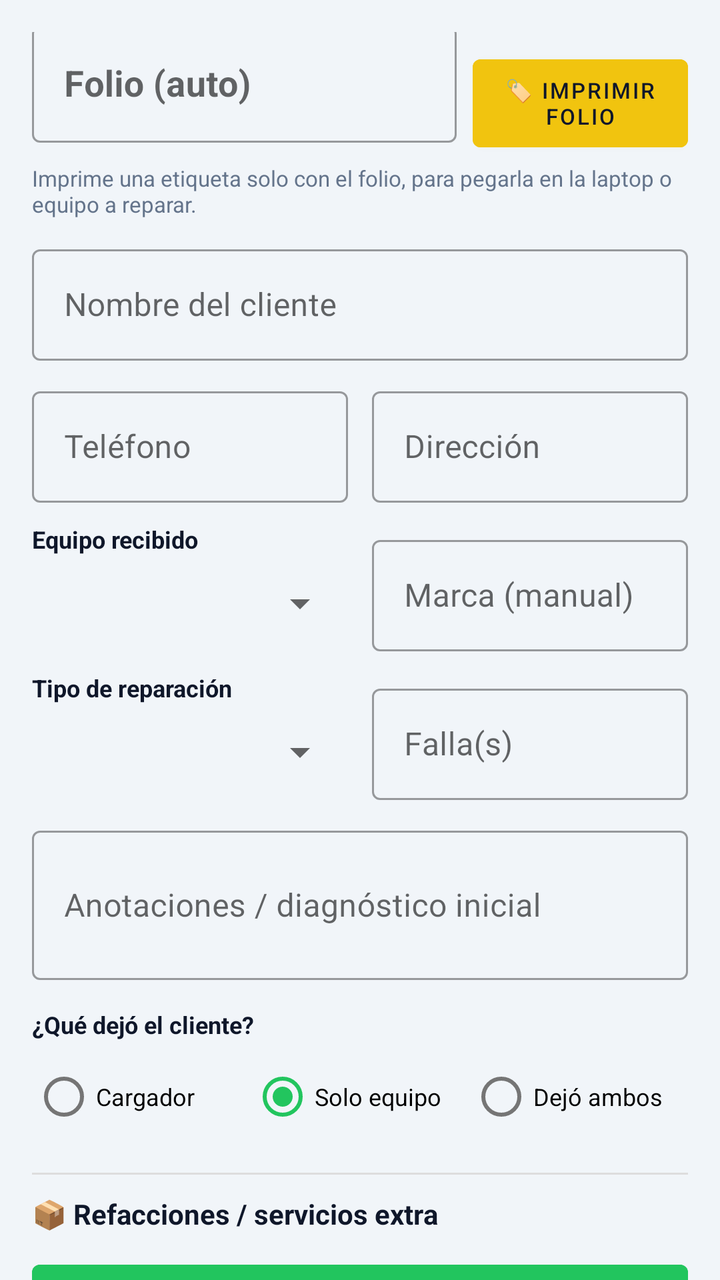
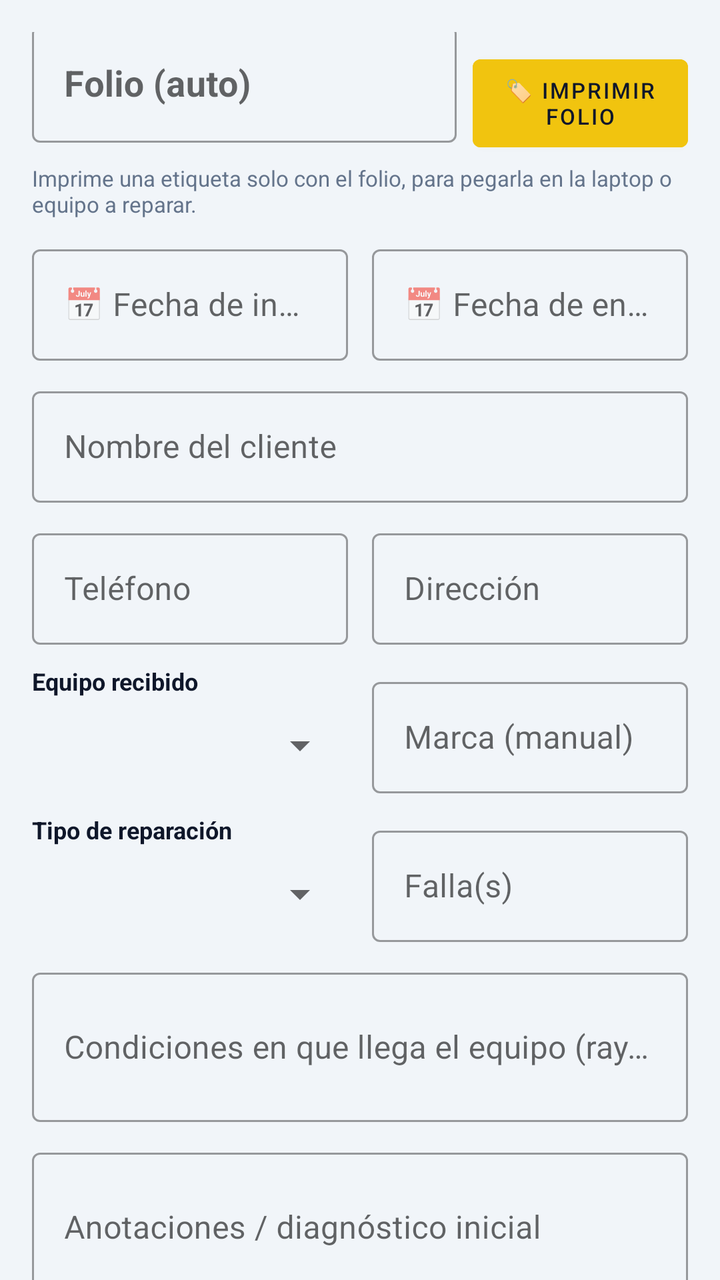

Compare the two renders of this Android layout. The source of the first and the diff that turns it into the second are given below.
<!-- AndroidManifest.xml: application theme Theme.NotaRemision -->
<!-- res/layout/fragment_nuevo.xml -->
<?xml version="1.0" encoding="utf-8"?>
<androidx.core.widget.NestedScrollView xmlns:android="http://schemas.android.com/apk/res/android"
    xmlns:app="http://schemas.android.com/apk/res-auto"
    android:layout_width="match_parent"
    android:layout_height="match_parent"
    android:background="@color/gris_claro">

    <LinearLayout
        android:layout_width="match_parent"
        android:layout_height="wrap_content"
        android:orientation="vertical"
        android:padding="16dp">

        <TextView
            android:id="@+id/textAlerta"
            android:layout_width="match_parent"
            android:layout_height="wrap_content"
            android:layout_marginBottom="8dp"
            android:padding="10dp"
            android:textAlignment="center"
            android:visibility="gone" />

        
        <LinearLayout
            android:layout_width="match_parent"
            android:layout_height="wrap_content"
            android:orientation="horizontal"
            android:gravity="bottom">

            <com.google.android.material.textfield.TextInputLayout
                style="@style/Widget.MaterialComponents.TextInputLayout.OutlinedBox"
                android:layout_width="0dp"
                android:layout_height="wrap_content"
                android:layout_weight="1"
                android:hint="Folio (auto)">
                <com.google.android.material.textfield.TextInputEditText
                    android:id="@+id/inputFolio"
                    android:layout_width="match_parent"
                    android:layout_height="wrap_content"
                    android:focusable="false"
                    android:textStyle="bold"
                    android:textSize="18sp"
                    android:textColor="#F1C40F" />
            </com.google.android.material.textfield.TextInputLayout>

            <Button
                android:id="@+id/btnImprimirFolio"
                android:layout_width="wrap_content"
                android:layout_height="56dp"
                android:layout_marginStart="8dp"
                android:backgroundTint="#F1C40F"
                android:text="🏷️ Imprimir\nfolio"
                android:textColor="@color/fondo"
                android:textSize="11sp" />

        </LinearLayout>

        <TextView
            android:layout_width="match_parent"
            android:layout_height="wrap_content"
            android:layout_marginTop="2dp"
            android:text="Imprime una etiqueta solo con el folio, para pegarla en la laptop o equipo a reparar."
            android:textColor="@color/gris_texto"
            android:textSize="11sp" />

        <com.google.android.material.textfield.TextInputLayout
            style="@style/Widget.MaterialComponents.TextInputLayout.OutlinedBox"
            android:layout_width="match_parent"
            android:layout_height="wrap_content"
            android:layout_marginTop="10dp"
            android:hint="Nombre del cliente">
            <com.google.android.material.textfield.TextInputEditText
                android:id="@+id/inputCliente"
                android:layout_width="match_parent"
                android:layout_height="wrap_content" />
        </com.google.android.material.textfield.TextInputLayout>

        <LinearLayout
            android:layout_width="match_parent"
            android:layout_height="wrap_content"
            android:orientation="horizontal"
            android:layout_marginTop="10dp">

            <com.google.android.material.textfield.TextInputLayout
                style="@style/Widget.MaterialComponents.TextInputLayout.OutlinedBox"
                android:layout_width="0dp"
                android:layout_height="wrap_content"
                android:layout_weight="1"
                android:layout_marginEnd="6dp"
                android:hint="Teléfono">
                <com.google.android.material.textfield.TextInputEditText
                    android:id="@+id/inputTelefono"
                    android:layout_width="match_parent"
                    android:layout_height="wrap_content"
                    android:inputType="phone" />
            </com.google.android.material.textfield.TextInputLayout>

            <com.google.android.material.textfield.TextInputLayout
                style="@style/Widget.MaterialComponents.TextInputLayout.OutlinedBox"
                android:layout_width="0dp"
                android:layout_height="wrap_content"
                android:layout_weight="1"
                android:layout_marginStart="6dp"
                android:hint="Dirección">
                <com.google.android.material.textfield.TextInputEditText
                    android:id="@+id/inputDireccion"
                    android:layout_width="match_parent"
                    android:layout_height="wrap_content" />
            </com.google.android.material.textfield.TextInputLayout>
        </LinearLayout>

        <LinearLayout
            android:layout_width="match_parent"
            android:layout_height="wrap_content"
            android:orientation="horizontal"
            android:layout_marginTop="10dp">

            <LinearLayout
                android:layout_width="0dp"
                android:layout_height="wrap_content"
                android:layout_weight="1"
                android:layout_marginEnd="6dp"
                android:orientation="vertical">
                <TextView android:layout_width="wrap_content" android:layout_height="wrap_content"
                    android:text="Equipo recibido" android:textSize="12sp" android:textStyle="bold" android:textColor="@color/fondo" />
                <Spinner android:id="@+id/spinnerEquipo" android:layout_width="match_parent" android:layout_height="48dp" />
            </LinearLayout>

            <com.google.android.material.textfield.TextInputLayout
                style="@style/Widget.MaterialComponents.TextInputLayout.OutlinedBox"
                android:layout_width="0dp"
                android:layout_height="wrap_content"
                android:layout_weight="1"
                android:layout_marginStart="6dp"
                android:layout_gravity="bottom"
                android:hint="Marca (manual)">
                <com.google.android.material.textfield.TextInputEditText
                    android:id="@+id/inputMarca"
                    android:layout_width="match_parent"
                    android:layout_height="wrap_content" />
            </com.google.android.material.textfield.TextInputLayout>
        </LinearLayout>

        <LinearLayout
            android:layout_width="match_parent"
            android:layout_height="wrap_content"
            android:orientation="horizontal"
            android:layout_marginTop="10dp">

            <LinearLayout
                android:layout_width="0dp"
                android:layout_height="wrap_content"
                android:layout_weight="1"
                android:layout_marginEnd="6dp"
                android:orientation="vertical">
                <TextView android:layout_width="wrap_content" android:layout_height="wrap_content"
                    android:text="Tipo de reparación" android:textSize="12sp" android:textStyle="bold" android:textColor="@color/fondo" />
                <Spinner android:id="@+id/spinnerTipoServicio" android:layout_width="match_parent" android:layout_height="48dp" />
            </LinearLayout>

            <com.google.android.material.textfield.TextInputLayout
                style="@style/Widget.MaterialComponents.TextInputLayout.OutlinedBox"
                android:layout_width="0dp"
                android:layout_height="wrap_content"
                android:layout_weight="1"
                android:layout_marginStart="6dp"
                android:layout_gravity="bottom"
                android:hint="Falla(s)">
                <com.google.android.material.textfield.TextInputEditText
                    android:id="@+id/inputFallas"
                    android:layout_width="match_parent"
                    android:layout_height="wrap_content" />
            </com.google.android.material.textfield.TextInputLayout>
        </LinearLayout>

        <com.google.android.material.textfield.TextInputLayout
            style="@style/Widget.MaterialComponents.TextInputLayout.OutlinedBox"
            android:layout_width="match_parent"
            android:layout_height="wrap_content"
            android:layout_marginTop="10dp"
            android:hint="Anotaciones / diagnóstico inicial">
            <com.google.android.material.textfield.TextInputEditText
                android:id="@+id/inputAnotaciones"
                android:layout_width="match_parent"
                android:layout_height="wrap_content"
                android:inputType="textMultiLine"
                android:minLines="2" />
        </com.google.android.material.textfield.TextInputLayout>

        <TextView
            android:layout_width="wrap_content"
            android:layout_height="wrap_content"
            android:layout_marginTop="14dp"
            android:text="¿Qué dejó el cliente?"
            android:textColor="@color/fondo"
            android:textSize="12sp"
            android:textStyle="bold" />

        <RadioGroup
            android:id="@+id/radioGroupEntrega"
            android:layout_width="match_parent"
            android:layout_height="wrap_content"
            android:layout_marginTop="4dp"
            android:orientation="horizontal">

            <RadioButton android:id="@+id/radioCargador" android:layout_width="0dp" android:layout_weight="1" android:layout_height="wrap_content" android:text="Cargador" android:textSize="12sp" />
            <RadioButton android:id="@+id/radioSoloEquipo" android:layout_width="0dp" android:layout_weight="1" android:layout_height="wrap_content" android:text="Solo equipo" android:textSize="12sp" android:checked="true" />
            <RadioButton android:id="@+id/radioAmbos" android:layout_width="0dp" android:layout_weight="1" android:layout_height="wrap_content" android:text="Dejó ambos" android:textSize="12sp" />
        </RadioGroup>

        
        <View android:layout_width="match_parent" android:layout_height="1dp" android:background="#DDDDDD" android:layout_marginTop="14dp" />
        <TextView
            android:layout_width="wrap_content"
            android:layout_height="wrap_content"
            android:layout_marginTop="10dp"
            android:text="📦 Refacciones / servicios extra"
            android:textColor="@color/fondo"
            android:textStyle="bold" />

        <LinearLayout
            android:id="@+id/contenedorRefacciones"
            android:layout_width="match_parent"
            android:layout_height="wrap_content"
            android:orientation="vertical"
            android:layout_marginTop="6dp" />

        <Button
            android:id="@+id/btnAgregarRefaccion"
            android:layout_width="match_parent"
            android:layout_height="44dp"
            android:layout_marginTop="4dp"
            android:backgroundTint="@color/acento"
            android:text="➕ Agregar pieza o servicio extra"
            android:textSize="13sp" />

        <com.google.android.material.textfield.TextInputLayout
            style="@style/Widget.MaterialComponents.TextInputLayout.OutlinedBox"
            android:layout_width="match_parent"
            android:layout_height="wrap_content"
            android:layout_marginTop="14dp"
            android:hint="Costo inicial / cotización ($)">
            <com.google.android.material.textfield.TextInputEditText
                android:id="@+id/inputCostoInicial"
                android:layout_width="match_parent"
                android:layout_height="wrap_content"
                android:inputType="numberDecimal" />
        </com.google.android.material.textfield.TextInputLayout>

        <LinearLayout
            android:layout_width="match_parent"
            android:layout_height="wrap_content"
            android:orientation="horizontal"
            android:layout_marginTop="10dp">

            <com.google.android.material.textfield.TextInputLayout
                style="@style/Widget.MaterialComponents.TextInputLayout.OutlinedBox"
                android:layout_width="0dp"
                android:layout_height="wrap_content"
                android:layout_weight="1"
                android:layout_marginEnd="6dp"
                android:hint="Anticipo ($, puede ser 0)">
                <com.google.android.material.textfield.TextInputEditText
                    android:id="@+id/inputAnticipo"
                    android:layout_width="match_parent"
                    android:layout_height="wrap_content"
                    android:inputType="numberDecimal" />
            </com.google.android.material.textfield.TextInputLayout>

            <com.google.android.material.textfield.TextInputLayout
                style="@style/Widget.MaterialComponents.TextInputLayout.OutlinedBox"
                android:layout_width="0dp"
                android:layout_height="wrap_content"
                android:layout_weight="1"
                android:layout_marginStart="6dp"
                android:hint="Costo final ($)">
                <com.google.android.material.textfield.TextInputEditText
                    android:id="@+id/inputPrecioTotal"
                    android:layout_width="match_parent"
                    android:layout_height="wrap_content"
                    android:inputType="numberDecimal"
                    android:textStyle="bold" />
            </com.google.android.material.textfield.TextInputLayout>
        </LinearLayout>

        <TextView
            android:id="@+id/textSaldoPendiente"
            android:layout_width="match_parent"
            android:layout_height="wrap_content"
            android:layout_marginTop="8dp"
            android:background="#FEF3C7"
            android:padding="10dp"
            android:text="Resta por pagar: $0.00"
            android:textColor="#92400E"
            android:textSize="15sp"
            android:textStyle="bold" />

        <TextView
            android:id="@+id/textAyudaTotal"
            android:layout_width="match_parent"
            android:layout_height="wrap_content"
            android:layout_marginTop="6dp"
            android:text="El costo final se sugiere automáticamente (costo inicial + piezas agregadas), pero puedes editarlo. El anticipo puede quedar en $0 si el cliente no dejó nada."
            android:textColor="@color/gris_texto"
            android:textSize="11sp" />

        
        <View android:layout_width="match_parent" android:layout_height="1dp" android:background="#DDDDDD" android:layout_marginTop="14dp" />
        <TextView
            android:layout_width="wrap_content"
            android:layout_height="wrap_content"
            android:layout_marginTop="10dp"
            android:text="📸 Fotos del equipo"
            android:textColor="@color/fondo"
            android:textStyle="bold" />

        <LinearLayout
            android:layout_width="match_parent"
            android:layout_height="wrap_content"
            android:orientation="horizontal"
            android:layout_marginTop="6dp">

            <Button
                android:id="@+id/btnTomarFoto"
                android:layout_width="0dp"
                android:layout_weight="1"
                android:layout_height="44dp"
                android:layout_marginEnd="6dp"
                android:backgroundTint="@color/primario"
                android:text="📷 Cámara"
                android:textSize="12sp" />

            <Button
                android:id="@+id/btnElegirGaleria"
                android:layout_width="0dp"
                android:layout_weight="1"
                android:layout_height="44dp"
                android:layout_marginStart="6dp"
                android:backgroundTint="@color/gris_texto"
                android:text="🖼️ Galería"
                android:textSize="12sp" />
        </LinearLayout>

        <HorizontalScrollView
            android:layout_width="match_parent"
            android:layout_height="wrap_content"
            android:layout_marginTop="8dp">
            <LinearLayout
                android:id="@+id/contenedorFotos"
                android:layout_width="wrap_content"
                android:layout_height="wrap_content"
                android:orientation="horizontal" />
        </HorizontalScrollView>

        
        <Button
            android:id="@+id/btnGuardar"
            android:layout_width="match_parent"
            android:layout_height="52dp"
            android:layout_marginTop="20dp"
            android:backgroundTint="@color/primario"
            android:text="📤 GUARDAR EN FIREBASE" />

        <Button
            android:id="@+id/btnVistaPrevia"
            android:layout_width="match_parent"
            android:layout_height="48dp"
            android:layout_marginTop="8dp"
            android:backgroundTint="#F39C12"
            android:text="👁️ VISTA PREVIA TICKET" />

        <Button
            android:id="@+id/btnImprimir"
            android:layout_width="match_parent"
            android:layout_height="48dp"
            android:layout_marginTop="8dp"
            android:layout_marginBottom="24dp"
            android:backgroundTint="@color/acento"
            android:text="🖨️ IMPRIMIR TICKET" />

    </LinearLayout>
</androidx.core.widget.NestedScrollView>
<!-- resources referenced by this layout -->
<resources>
  <color name="acento">#22C55E</color>
  <color name="fondo">#0F172A</color>
  <color name="gris_claro">#F1F5F9</color>
  <color name="gris_texto">#64748B</color>
  <color name="primario">#2563EB</color>
  <style name="Theme.NotaRemision" parent="Theme.MaterialComponents.DayNight.NoActionBar">
          <item name="colorPrimary">@color/primario</item>
          <item name="colorPrimaryDark">@color/primario_oscuro</item>
          <item name="colorAccent">@color/acento</item>
          <item name="android:windowBackground">@color/gris_claro</item>
      </style>
  <color name="primario_oscuro">#1E40AF</color>
</resources>

<!-- the commit's change to res/layout/fragment_nuevo.xml (unified diff, before → after) -->
@@ -63,6 +63,41 @@
             android:textColor="@color/gris_texto"
             android:textSize="11sp" />
 
+        <LinearLayout
+            android:layout_width="match_parent"
+            android:layout_height="wrap_content"
+            android:orientation="horizontal"
+            android:layout_marginTop="10dp">
+
+            <com.google.android.material.textfield.TextInputLayout
+                style="@style/Widget.MaterialComponents.TextInputLayout.OutlinedBox"
+                android:layout_width="0dp"
+                android:layout_height="wrap_content"
+                android:layout_weight="1"
+                android:layout_marginEnd="6dp"
+                android:hint="📅 Fecha de ingreso">
+                <com.google.android.material.textfield.TextInputEditText
+                    android:id="@+id/inputFechaIngreso"
+                    android:layout_width="match_parent"
+                    android:layout_height="wrap_content"
+                    android:focusable="false" />
+            </com.google.android.material.textfield.TextInputLayout>
+
+            <com.google.android.material.textfield.TextInputLayout
+                style="@style/Widget.MaterialComponents.TextInputLayout.OutlinedBox"
+                android:layout_width="0dp"
+                android:layout_height="wrap_content"
+                android:layout_weight="1"
+                android:layout_marginStart="6dp"
+                android:hint="📅 Fecha de entrega (estimada)">
+                <com.google.android.material.textfield.TextInputEditText
+                    android:id="@+id/inputFechaEntrega"
+                    android:layout_width="match_parent"
+                    android:layout_height="wrap_content"
+                    android:focusable="false" />
+            </com.google.android.material.textfield.TextInputLayout>
+        </LinearLayout>
+
         <com.google.android.material.textfield.TextInputLayout
             style="@style/Widget.MaterialComponents.TextInputLayout.OutlinedBox"
             android:layout_width="match_parent"
@@ -178,6 +213,20 @@
             android:layout_width="match_parent"
             android:layout_height="wrap_content"
             android:layout_marginTop="10dp"
+            android:hint="Condiciones en que llega el equipo (rayones, golpes, faltantes...)">
+            <com.google.android.material.textfield.TextInputEditText
+                android:id="@+id/inputCondiciones"
+                android:layout_width="match_parent"
+                android:layout_height="wrap_content"
+                android:inputType="textMultiLine"
+                android:minLines="2" />
+        </com.google.android.material.textfield.TextInputLayout>
+
+        <com.google.android.material.textfield.TextInputLayout
+            style="@style/Widget.MaterialComponents.TextInputLayout.OutlinedBox"
+            android:layout_width="match_parent"
+            android:layout_height="wrap_content"
+            android:layout_marginTop="10dp"
             android:hint="Anotaciones / diagnóstico inicial">
             <com.google.android.material.textfield.TextInputEditText
                 android:id="@+id/inputAnotaciones"
